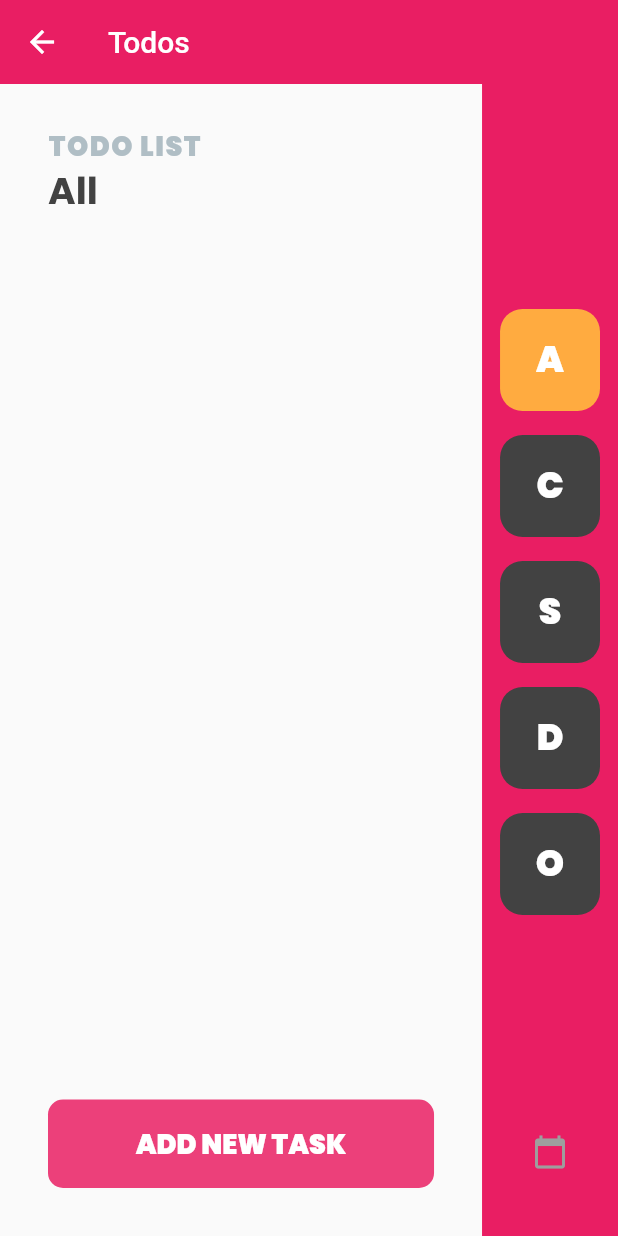
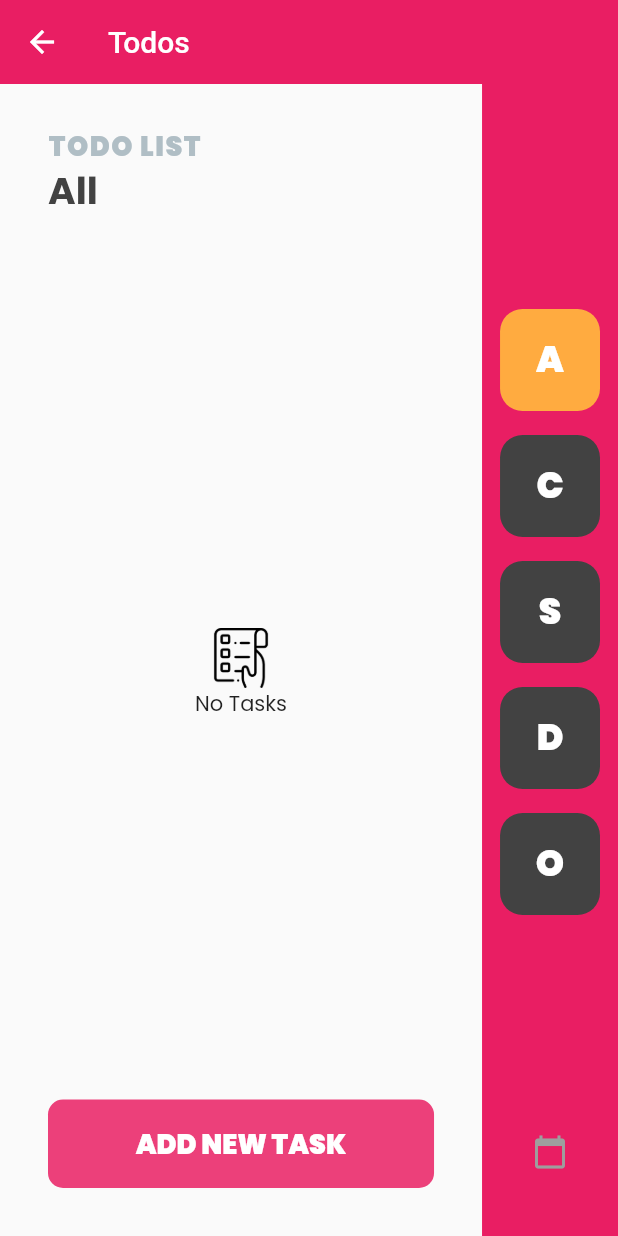
Before and after one commit to qlicue-digital-agency-ltd/aunty-rafiki, a Flutter app: the ToDoListPage screen opened by its route, on a phone screen of 412 x 824 dp. Run offline on Flutter 3.47's test engine with Material 2 defaults, Android fonts, the light colour scheme and no system bars; our stand-ins replace audioplayers, cloud_firestore, date_time_picker, firebase_auth, firebase_core, firebase_storage and 9 more; missing offline and left inert: multi_image_picker; accounts and stored records are empty; network calls fail.

Commit message:
todo list and blood level

```diff
--- a/lib/views/pages/appointment_page.dart
+++ b/lib/views/pages/appointment_page.dart
@@ -42,7 +42,6 @@ class _AppointmentPageState extends State<AppointmentPage> {
                     ? NoItemTile(
                         icon: 'assets/icons/calendar.png',
                         title: 'No appointments to display',
-                        subtitle: '',
                       )
                     : Column(
                         // mainAxisAlignment: MainAxisAlignment.,
@@ -76,7 +75,6 @@ class _AppointmentPageState extends State<AppointmentPage> {
                   child: NoItemTile(
                     icon: 'assets/icons/calendar.png',
                     title: 'No appointments to display',
-                    subtitle: '',
                   ),
                 )
               : ListView.builder(
--- a/lib/views/pages/to_do_list_page.dart
+++ b/lib/views/pages/to_do_list_page.dart
@@ -5,11 +5,18 @@ import 'package:aunty_rafiki/views/components/buttons/color_letter_button.dart';
 import 'package:aunty_rafiki/views/components/cards/task/completed_task.dart';
 import 'package:aunty_rafiki/views/components/cards/task/incoming_task.dart';
 import 'package:aunty_rafiki/views/components/cards/task/incomplete_task.dart';
+import 'package:aunty_rafiki/views/components/tiles/no_items.dart';
 import 'package:flutter/material.dart';
 import 'package:provider/provider.dart';
 
+class ToDoListPage extends StatefulWidget {
+  @override
+  _ToDoListPageState createState() => _ToDoListPageState();
+}
 
-class ToDoListPage extends StatelessWidget {
+class _ToDoListPageState extends State<ToDoListPage> {
+  bool _isPullToRefresh = false;
+
   @override
   Widget build(BuildContext context) {
     final _taskProvider = Provider.of<TaskProvider>(context);
@@ -65,34 +72,63 @@ class ToDoListPage extends StatelessWidget {
                     Expanded(
                       child: RefreshIndicator(
                         onRefresh: () {
+                          setState(() {
+                            _isPullToRefresh = true;
+                          });
                           return _taskProvider.fetchTasks();
                         },
-                        child: ListView.separated(
+                        child: _taskProvider.isFetchingTaskData &&
+                                !_isPullToRefresh
+                            ? Center(child: CircularProgressIndicator())
+                            : ListView.separated(
                                 itemBuilder: (context, index) {
-                            return _taskProvider.filteredTasks[index].stage ==
+                                  return _taskProvider.filteredTasks.isEmpty
+                                      ? Center(
+                                          child: Column(
+                                            children: [
+                                              SizedBox(
+                                                height: MediaQuery.of(context)
+                                                        .size
+                                                        .height /
+                                                    3,
+                                              ),
+                                              NoItemTile(
+                                                icon:
+                                                    'assets/access/to-do-list.png',
+                                                title: 'No Tasks',
+                                              ),
+                                            ],
+                                          ),
+                                        )
+                                      : (_taskProvider
+                                                  .filteredTasks[index].stage ==
                                               TodoTask.COMPLETED
                                           ? CompletedTask(
-                                    task: _taskProvider.filteredTasks[index],
+                                              task: _taskProvider
+                                                  .filteredTasks[index],
                                               onTap: () {},
                                             )
-                                : _taskProvider.filteredTasks[index].stage ==
+                                          : _taskProvider.filteredTasks[index]
+                                                      .stage ==
                                                   TodoTask.INCOMING
                                               ? IncomingTask(
-                                        task:
-                                            _taskProvider.filteredTasks[index],
+                                                  task: _taskProvider
+                                                      .filteredTasks[index],
                                                   onTap: () {},
                                                 )
                                               : IncompleteTask(
-                                        task:
-                                            _taskProvider.filteredTasks[index],
+                                                  task: _taskProvider
+                                                      .filteredTasks[index],
                                                   onTap: () {},
-                                      );
+                                                ));
                                 },
                                 separatorBuilder: (context, index) => Divider(
                                   height: 16,
                                   color: Colors.transparent,
                                 ),
-                          itemCount: _taskProvider.filteredTasks.length,
+                                itemCount: _taskProvider.filteredTasks.isEmpty
+                                    ? 1
+                                    : _taskProvider.filteredTasks.length,
                               ),
                       ),
                     ),
```
Also changed, not shown: lib/views/components/tiles/no_items.dart (+4 -24 lines), lib/views/pages/blood_level_page.dart (+12 -4 lines). Lines whose indentation alone changed are shown as unchanged.
